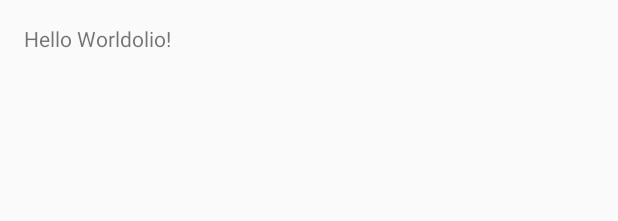
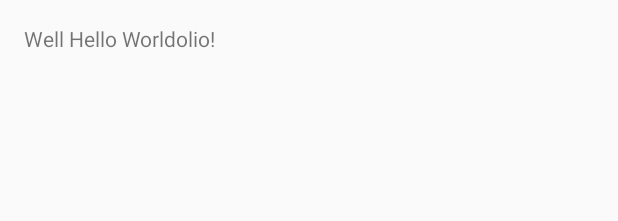
Before and after one commit to ZM123/TestAppAndroid, an Android app: the layout content_main.xml on its own in the app's theme, with its tools: preview values and no code run, on a phone screen of 412 x 824 dp. Shown: the top 221 px of the screen. Run offline under Robolectric (Android 15) with nearby library versions, the phone set to English and light mode, and no system bars.

Commit message:
edit the main text again

```diff
--- a/app/src/main/res/layout/content_main.xml
+++ b/app/src/main/res/layout/content_main.xml
@@ -15,5 +15,5 @@
     <TextView
         android:layout_width="wrap_content"
         android:layout_height="wrap_content"
-        android:text="Hello Worldolio!" />
+        android:text="Well Hello Worldolio!" />
 </RelativeLayout>
```
